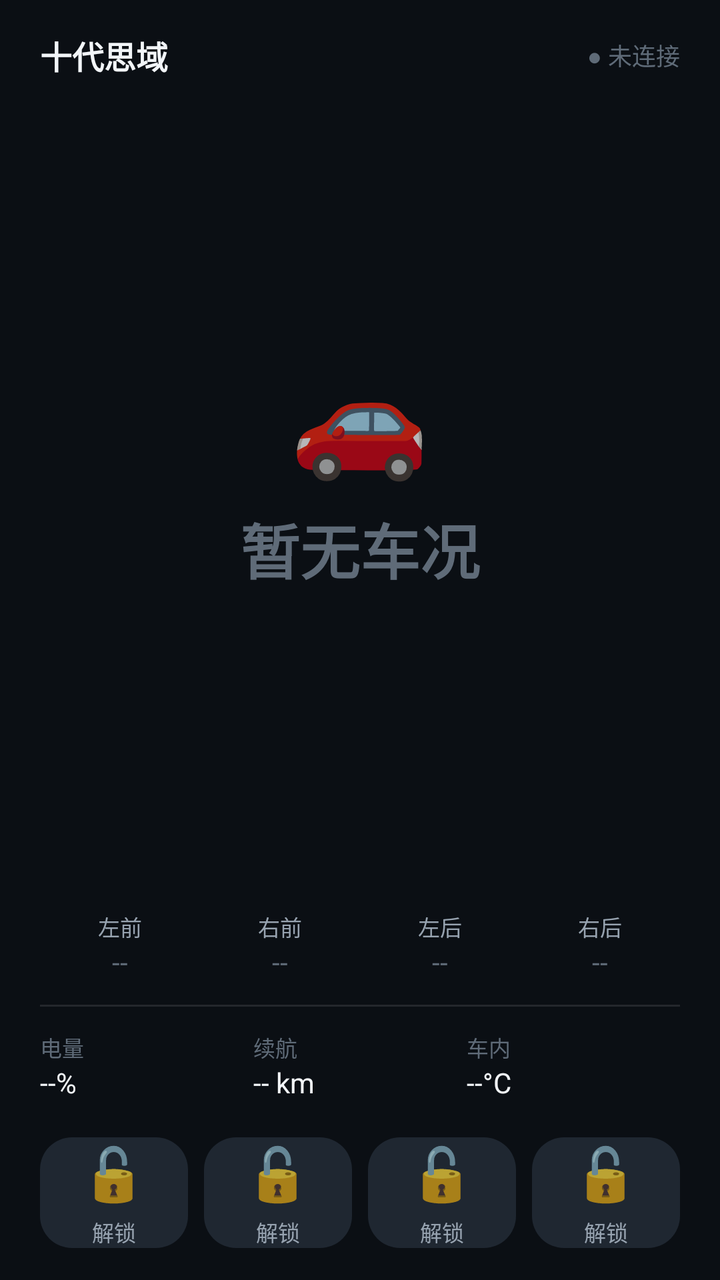
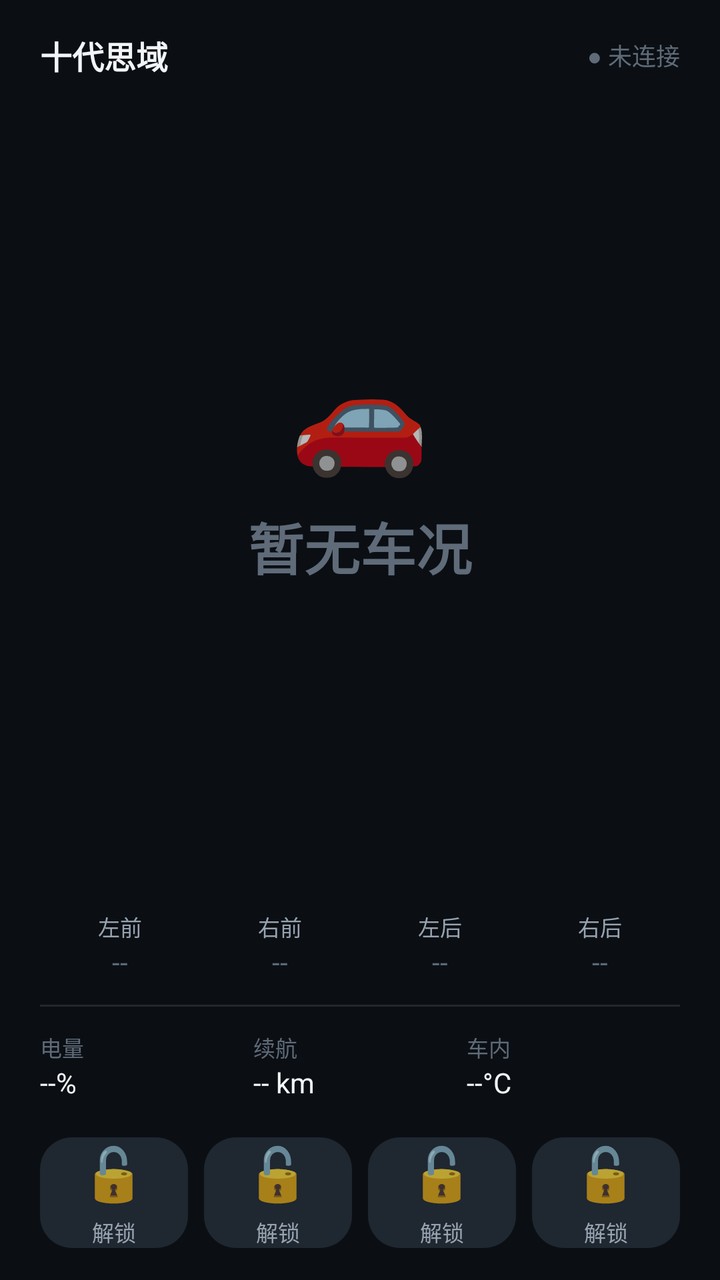

Two renders of the same Android screen: before a commit and after it. Below are the layout's source before the change and the commit's diff.
<!-- AndroidManifest.xml: application theme android:Theme.Material.NoActionBar -->
<!-- res/layout/card_main.xml -->
<?xml version="1.0" encoding="utf-8"?>
<FrameLayout xmlns:android="http://schemas.android.com/apk/res/android"
    android:layout_width="match_parent"
    android:layout_height="match_parent"
    android:background="@color/bg_card">

    <LinearLayout
        android:layout_width="match_parent"
        android:layout_height="match_parent"
        android:orientation="vertical"
        android:paddingStart="20dp"
        android:paddingEnd="20dp"
        android:paddingTop="16dp"
        android:paddingBottom="16dp">

        
        <LinearLayout
            android:layout_width="match_parent"
            android:layout_height="wrap_content"
            android:gravity="center_vertical"
            android:orientation="horizontal">

            <TextView
                android:id="@+id/tvCarName"
                android:layout_width="0dp"
                android:layout_height="wrap_content"
                android:layout_weight="1"
                android:singleLine="true"
                android:text="十代思域"
                android:textColor="@color/text_primary"
                android:textSize="16sp"
                android:textStyle="bold" />

            <TextView
                android:id="@+id/tvConn"
                android:layout_width="wrap_content"
                android:layout_height="wrap_content"
                android:text="● 未连接"
                android:textColor="@color/text_muted"
                android:textSize="12sp" />
        </LinearLayout>

        
        <LinearLayout
            android:layout_width="match_parent"
            android:layout_height="0dp"
            android:layout_weight="1"
            android:gravity="center"
            android:orientation="vertical">

            <TextView
                android:id="@+id/tvLockIcon"
                android:layout_width="wrap_content"
                android:layout_height="wrap_content"
                android:text="🚗"
                android:textSize="56sp" />

            <TextView
                android:id="@+id/tvLockState"
                android:layout_width="wrap_content"
                android:layout_height="wrap_content"
                android:layout_marginTop="8dp"
                android:text="暂无车况"
                android:textColor="@color/text_muted"
                android:textSize="30sp"
                android:textStyle="bold" />

            <TextView
                android:id="@+id/tvTip"
                android:layout_width="wrap_content"
                android:layout_height="wrap_content"
                android:layout_marginTop="6dp"
                android:maxLines="2"
                android:gravity="center"
                android:text=""
                android:textColor="@color/text_muted"
                android:textSize="11sp" />
        </LinearLayout>

        
        <LinearLayout
            android:layout_width="match_parent"
            android:layout_height="wrap_content"
            android:orientation="horizontal"
            android:paddingTop="8dp"
            android:paddingBottom="8dp">

            <LinearLayout
                android:layout_width="0dp"
                android:layout_height="wrap_content"
                android:layout_weight="1"
                android:gravity="center"
                android:orientation="vertical">

                <TextView
                    android:layout_width="wrap_content"
                    android:layout_height="wrap_content"
                    android:text="左前"
                    android:textColor="@color/text_secondary"
                    android:textSize="11sp" />

                <TextView
                    android:id="@+id/tvFLStat"
                    android:layout_width="wrap_content"
                    android:layout_height="wrap_content"
                    android:text="--"
                    android:textColor="@color/text_muted"
                    android:textSize="14sp" />
            </LinearLayout>

            <LinearLayout
                android:layout_width="0dp"
                android:layout_height="wrap_content"
                android:layout_weight="1"
                android:gravity="center"
                android:orientation="vertical">

                <TextView
                    android:layout_width="wrap_content"
                    android:layout_height="wrap_content"
                    android:text="右前"
                    android:textColor="@color/text_secondary"
                    android:textSize="11sp" />

                <TextView
                    android:id="@+id/tvFRStat"
                    android:layout_width="wrap_content"
                    android:layout_height="wrap_content"
                    android:text="--"
                    android:textColor="@color/text_muted"
                    android:textSize="14sp" />
            </LinearLayout>

            <LinearLayout
                android:layout_width="0dp"
                android:layout_height="wrap_content"
                android:layout_weight="1"
                android:gravity="center"
                android:orientation="vertical">

                <TextView
                    android:layout_width="wrap_content"
                    android:layout_height="wrap_content"
                    android:text="左后"
                    android:textColor="@color/text_secondary"
                    android:textSize="11sp" />

                <TextView
                    android:id="@+id/tvRLStat"
                    android:layout_width="wrap_content"
                    android:layout_height="wrap_content"
                    android:text="--"
                    android:textColor="@color/text_muted"
                    android:textSize="14sp" />
            </LinearLayout>

            <LinearLayout
                android:layout_width="0dp"
                android:layout_height="wrap_content"
                android:layout_weight="1"
                android:gravity="center"
                android:orientation="vertical">

                <TextView
                    android:layout_width="wrap_content"
                    android:layout_height="wrap_content"
                    android:text="右后"
                    android:textColor="@color/text_secondary"
                    android:textSize="11sp" />

                <TextView
                    android:id="@+id/tvRRStat"
                    android:layout_width="wrap_content"
                    android:layout_height="wrap_content"
                    android:text="--"
                    android:textColor="@color/text_muted"
                    android:textSize="14sp" />
            </LinearLayout>
        </LinearLayout>

        <View
            android:layout_width="match_parent"
            android:layout_height="1dp"
            android:layout_marginTop="4dp"
            android:layout_marginBottom="4dp"
            android:background="@color/divider" />

        
        <LinearLayout
            android:layout_width="match_parent"
            android:layout_height="wrap_content"
            android:orientation="horizontal"
            android:paddingTop="8dp"
            android:paddingBottom="8dp">

            <LinearLayout
                android:layout_width="0dp"
                android:layout_height="wrap_content"
                android:layout_weight="1"
                android:orientation="vertical">

                <TextView
                    android:layout_width="wrap_content"
                    android:layout_height="wrap_content"
                    android:text="电量"
                    android:textColor="@color/text_muted"
                    android:textSize="11sp" />

                <TextView
                    android:id="@+id/tvBattery"
                    android:layout_width="wrap_content"
                    android:layout_height="wrap_content"
                    android:text="--%"
                    android:textColor="@color/text_primary"
                    android:textSize="14sp" />
            </LinearLayout>

            <LinearLayout
                android:layout_width="0dp"
                android:layout_height="wrap_content"
                android:layout_weight="1"
                android:orientation="vertical">

                <TextView
                    android:layout_width="wrap_content"
                    android:layout_height="wrap_content"
                    android:text="续航"
                    android:textColor="@color/text_muted"
                    android:textSize="11sp" />

                <TextView
                    android:id="@+id/tvRange"
                    android:layout_width="wrap_content"
                    android:layout_height="wrap_content"
                    android:text="-- km"
                    android:textColor="@color/text_primary"
                    android:textSize="14sp" />
            </LinearLayout>

            <LinearLayout
                android:layout_width="0dp"
                android:layout_height="wrap_content"
                android:layout_weight="1"
                android:orientation="vertical">

                <TextView
                    android:layout_width="wrap_content"
                    android:layout_height="wrap_content"
                    android:text="车内"
                    android:textColor="@color/text_muted"
                    android:textSize="11sp" />

                <TextView
                    android:id="@+id/tvTemp"
                    android:layout_width="wrap_content"
                    android:layout_height="wrap_content"
                    android:text="--°C"
                    android:textColor="@color/text_primary"
                    android:textSize="14sp" />
            </LinearLayout>
        </LinearLayout>

        
        <LinearLayout
            android:layout_width="match_parent"
            android:layout_height="wrap_content"
            android:layout_marginTop="10dp"
            android:orientation="horizontal">

            <include
                android:id="@+id/btnUnlock"
                layout="@layout/item_btn"
                android:layout_width="0dp"
                android:layout_height="wrap_content"
                android:layout_weight="1" />

            <include
                android:id="@+id/btnLock"
                layout="@layout/item_btn"
                android:layout_width="0dp"
                android:layout_height="wrap_content"
                android:layout_marginStart="@dimen/btn_gap"
                android:layout_weight="1" />

            <include
                android:id="@+id/btnTrunk"
                layout="@layout/item_btn"
                android:layout_width="0dp"
                android:layout_height="wrap_content"
                android:layout_marginStart="@dimen/btn_gap"
                android:layout_weight="1" />

            <include
                android:id="@+id/btnFind"
                layout="@layout/item_btn"
                android:layout_width="0dp"
                android:layout_height="wrap_content"
                android:layout_marginStart="@dimen/btn_gap"
                android:layout_weight="1" />
        </LinearLayout>
    </LinearLayout>
</FrameLayout>
<!-- res/layout/item_btn.xml (included above) -->
<?xml version="1.0" encoding="utf-8"?>
<LinearLayout xmlns:android="http://schemas.android.com/apk/res/android"
    android:layout_width="match_parent"
    android:layout_height="match_parent"
    android:background="@drawable/bg_btn"
    android:gravity="center"
    android:orientation="vertical">

    <TextView
        android:id="@+id/btnIcon"
        android:layout_width="wrap_content"
        android:layout_height="wrap_content"
        android:text="🔓"
        android:textSize="26sp" />

    <TextView
        android:id="@+id/btnLabel"
        android:layout_width="wrap_content"
        android:layout_height="wrap_content"
        android:layout_marginTop="4dp"
        android:text="解锁"
        android:textColor="@color/text_secondary"
        android:textSize="11sp" />
</LinearLayout>
<!-- resources referenced by this layout -->
<resources>
  <color name="bg_card">#FF0B0F14</color>
  <color name="divider">#1AFFFFFF</color>
  <color name="text_muted">#FF5F6B78</color>
  <color name="text_primary">#FFF2F5F8</color>
  <color name="text_secondary">#FF97A3B0</color>
  <dimen name="btn_gap">8dp</dimen>
  <!-- drawable bg_btn (drawable) -->
  <?xml version="1.0" encoding="utf-8"?>
  <selector xmlns:android="http://schemas.android.com/apk/res/android">
  
      <item android:state_pressed="true">
          <shape android:shape="rectangle">
              <solid android:color="#FF2C3947" />
              <corners android:radius="@dimen/btn_radius" />
          </shape>
      </item>
  
      <item android:state_enabled="false">
          <shape android:shape="rectangle">
              <solid android:color="#FF121821" />
              <corners android:radius="@dimen/btn_radius" />
          </shape>
      </item>
  
      <item>
          <shape android:shape="rectangle">
              <solid android:color="@color/bg_surface_hi" />
              <corners android:radius="@dimen/btn_radius" />
          </shape>
      </item>
  </selector>
  <dimen name="btn_radius">16dp</dimen>
  <color name="bg_surface_hi">#FF1F2731</color>
</resources>

<!-- the commit's change to res/layout/card_main.xml (unified diff, before → after) -->
@@ -46,12 +46,16 @@
             android:layout_height="0dp"
             android:layout_weight="1"
             android:gravity="center"
-            android:orientation="vertical">
+            android:orientation="vertical"
+            android:paddingTop="8dp"
+            android:paddingBottom="8dp">
 
             <TextView
                 android:id="@+id/tvLockIcon"
                 android:layout_width="wrap_content"
                 android:layout_height="wrap_content"
+                android:layout_gravity="center_horizontal"
+                android:includeFontPadding="true"
                 android:text="🚗"
                 android:textSize="56sp" />
 
@@ -59,10 +63,13 @@
                 android:id="@+id/tvLockState"
                 android:layout_width="wrap_content"
                 android:layout_height="wrap_content"
-                android:layout_marginTop="8dp"
+                android:layout_gravity="center_horizontal"
+                android:layout_marginTop="10dp"
+                android:includeFontPadding="true"
+                android:paddingBottom="4dp"
                 android:text="暂无车况"
                 android:textColor="@color/text_muted"
-                android:textSize="30sp"
+                android:textSize="28sp"
                 android:textStyle="bold" />
 
             <TextView
